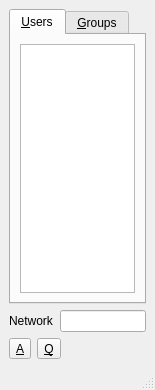
The window that notify/main.ui (QtPlay/coastal-qt) describes before a commit, drawn with Qt 5.
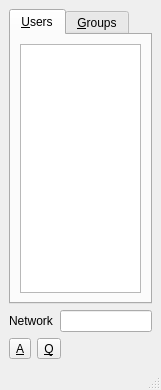
The same window after the commit.

Commit message: ui for notify with tee and spine

The edit to the form file:
```diff
--- a/notify/main.ui
+++ b/notify/main.ui
@@ -6,7 +6,7 @@
    <rect>
     <x>0</x>
     <y>0</y>
-    <width>155</width>
+    <width>161</width>
     <height>390</height>
    </rect>
   </property>
@@ -14,7 +14,9 @@
    <string>MainWindow</string>
   </property>
   <widget class="QWidget" name="centralwidget">
-   <layout class="QVBoxLayout" name="verticalLayout_3">
+   <layout class="QHBoxLayout" name="Tee">
+    <item>
+     <layout class="QVBoxLayout" name="Spine">
     <item>
      <layout class="QVBoxLayout" name="verticalLayout_2">
       <item>
@@ -61,7 +63,7 @@
      </layout>
     </item>
     <item>
-     <layout class="QHBoxLayout" name="buttonLayout">
+       <layout class="QHBoxLayout" name="Buttons">
       <item>
        <widget class="QToolButton" name="aboutButton">
         <property name="text">
@@ -88,6 +90,8 @@
          </size>
         </property>
        </spacer>
+        </item>
+       </layout>
       </item>
      </layout>
     </item>
```
Lines whose indentation alone changed are shown as unchanged.
